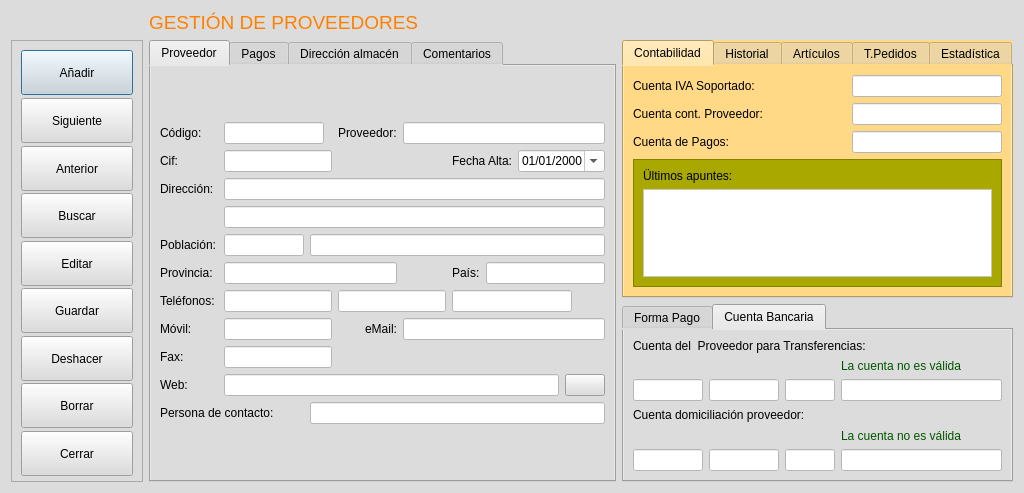
This is frmproveedores.ui in arcnexus/RedFoX as Qt 5 draws it before an edit. The edited form follows.
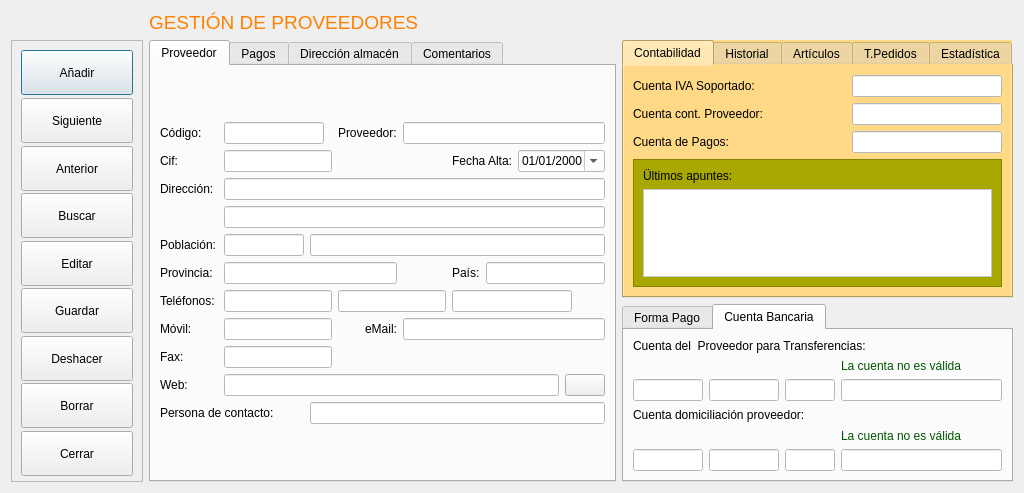
This is the edited form. Icons and pictures are not drawn.

What changed in the file:
```diff
--- a/frmproveedores.ui
+++ b/frmproveedores.ui
@@ -24,7 +24,7 @@
     <normaloff>:/Icons/PNG/terra.png</normaloff>:/Icons/PNG/terra.png</iconset>
   </property>
   <property name="styleSheet">
-   <string notr="true">background-color: rgb(220, 220, 220);</string>
+   <string notr="true"/>
   </property>
   <layout class="QGridLayout" name="gridLayout_20">
    <item row="0" column="1">
```
